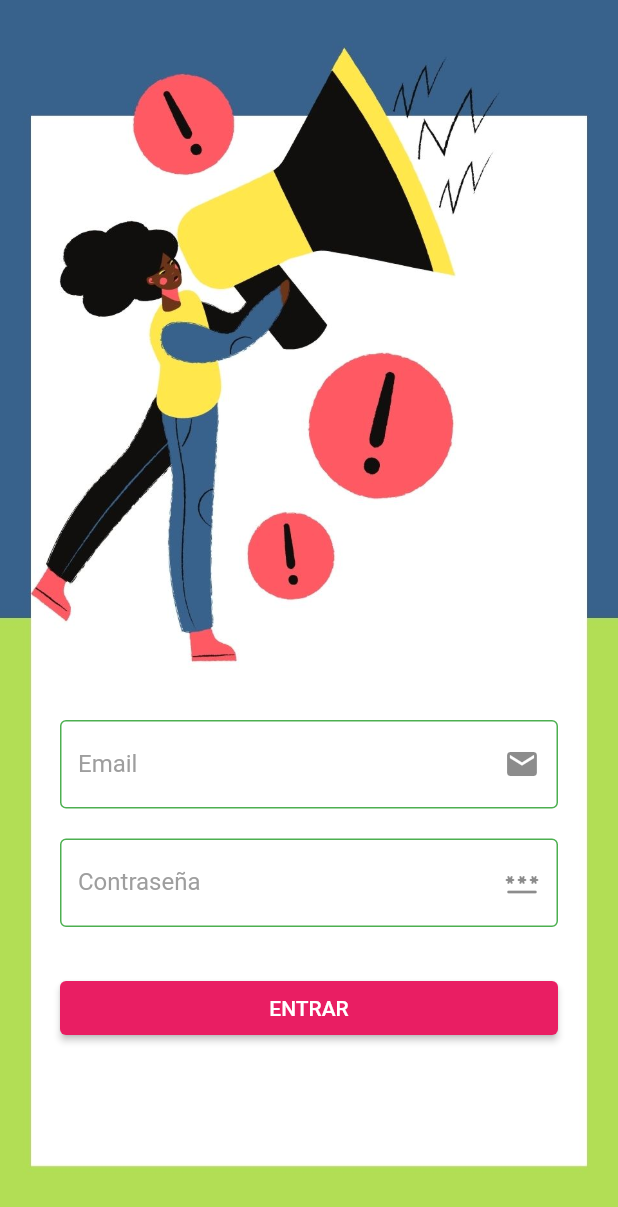
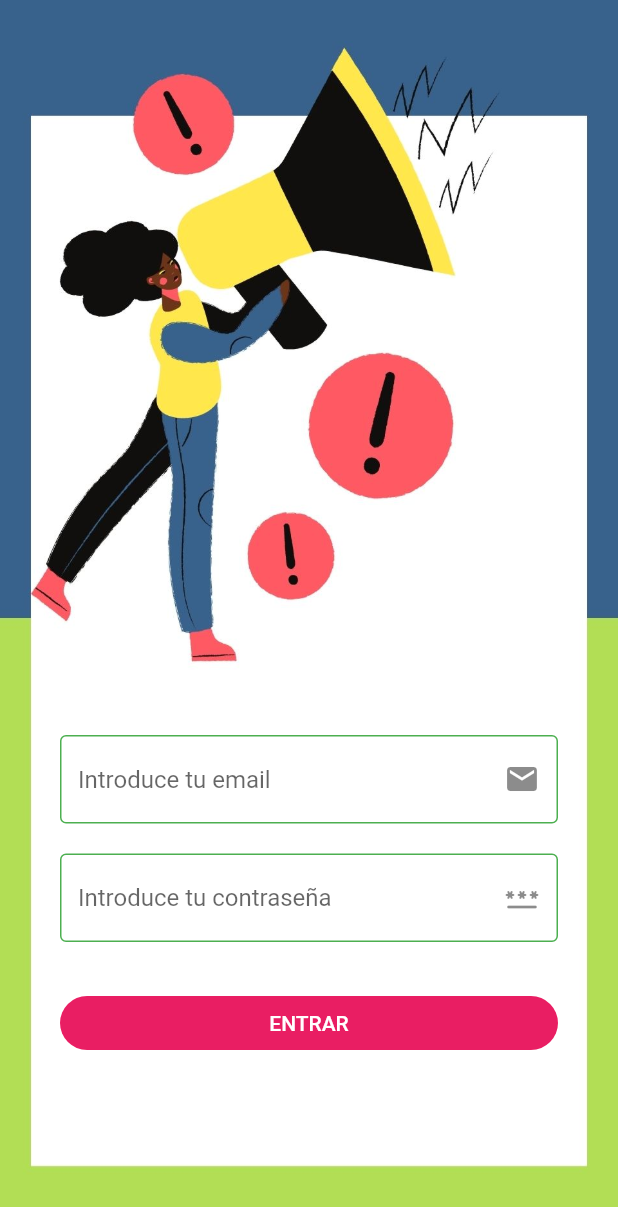
Before and after one commit to Lauliett/loggin_flutter, a Flutter app: the screen it shows after launch, on a phone screen of 412 x 824 dp. Shown: the top 1207 px of the screen. Run offline on Flutter 3.47's test engine with Material 2 defaults, Android fonts, the phone set to English and light mode, and no system bars.

Commit message:
refactorizacion del codigo bien!. Tema. Extraccion de widget para uso construido del construido en clase. Guarda valores formulario

```diff
--- a/lib/main.dart
+++ b/lib/main.dart
@@ -1,5 +1,6 @@
 import 'package:flutter/material.dart';
 import 'package:loggin_flutter/screens/screens.dart';
+import 'package:loggin_flutter/themes/app_theme.dart';
 
 void main() => runApp(const MyApp());
 
@@ -11,10 +12,11 @@ class MyApp extends StatelessWidget {
     return  MaterialApp(
       debugShowCheckedModeBanner: false,
       title: 'Login firebase',
+      theme: AppTheme.lightTheme,
       initialRoute: 'login',
       routes: {
-        'login' : ( BuildContext context ) =>  const LoginScreen(),
-        'home' : ( BuildContext context ) =>  HomeScreen(),
+        'login' : ( BuildContext context ) =>  LoginScreen(),
+        'home' : ( BuildContext context ) =>  const HomeScreen(),
       },
     );
   }
--- a/lib/screens/login_screen.dart
+++ b/lib/screens/login_screen.dart
@@ -1,7 +1,16 @@
 import 'package:flutter/material.dart';
+import 'package:loggin_flutter/widgets/custom_input.dart';
 
 class LoginScreen extends StatelessWidget {
-  const LoginScreen({Key? key}) : super(key: key);
+
+  final GlobalKey<FormState> myFormKey = GlobalKey<FormState>();
+
+  final Map<String, String> formvalues = {
+    'email'  : '',
+  };
+
+  LoginScreen({Key? key}) : super(key: key);
+
 
   @override
   Widget build(BuildContext context) {
@@ -21,37 +30,13 @@ class LoginScreen extends StatelessWidget {
                       color: Colors.white,
                       child: Column(
                         children: [
-                          TextFormField(
-                            keyboardType: TextInputType.emailAddress,
-                            decoration: const InputDecoration(
-                              labelText: "Email",
-                              hintText: "Introduce tu email",
-                              enabledBorder: OutlineInputBorder(
-                                  borderSide: BorderSide(color: Colors.green)),
-                              focusedBorder: OutlineInputBorder(
-                                borderSide: BorderSide(color: Colors.pink),
-                              ),
-                              labelStyle: TextStyle(color: Colors.grey),
-                              suffixIcon: Icon(Icons.email),
-                            ),
-                          ),
-                          const SizedBox(
-                            height: 20,
-                          ),
-                          TextFormField(
-                            obscureText: true,
-                            decoration: const InputDecoration(
-                              labelText: "Contraseña",
-                              hintText: "Introduce tu contraseña",
-                              enabledBorder: OutlineInputBorder(
-                                  borderSide: BorderSide(color: Colors.green)),
-                              focusedBorder: OutlineInputBorder(
-                                borderSide: BorderSide(color: Colors.pink),
-                              ),
-                              labelStyle: TextStyle(color: Colors.grey),
-                              suffixIcon: Icon(Icons.password_rounded),
-                            ),
-                          ),
+                          const SizedBox(height: 10,),
+                          CustomInputField(formPropierty: 'email', formValues: formvalues, hintText: "Introduce tu email", suffixicon: Icons.email,),
+
+                          const SizedBox(height: 20,),
+
+                          CustomInputField(formPropierty: 'Contraseña', formValues: formvalues, hintText: "Introduce tu contraseña", suffixicon: Icons.password_rounded, obscureText: true,),
+
                           const SizedBox(
                             height: 30,
                           ),
@@ -61,10 +46,6 @@ class LoginScreen extends StatelessWidget {
                             },
                             child: const Center(
                               child: Text('ENTRAR'),
-                            ),
-                            style: ButtonStyle(
-                              backgroundColor:
-                                  MaterialStateProperty.all<Color>(Colors.pink),
                             ),
                           )
                         ],
--- /dev/null
+++ b/lib/themes/app_theme.dart
@@ -0,0 +1,39 @@
+import 'dart:ui';
+import 'package:flutter/material.dart';
+
+class AppTheme {
+  static const Color action = Colors.pink;
+  static const Color decoration = Colors.green;
+  static const Color neutro = Colors.grey;
+
+  static final ThemeData lightTheme = ThemeData.light().copyWith(
+    primaryColor: decoration,
+
+    appBarTheme: const AppBarTheme(
+      elevation: 0,
+      backgroundColor: decoration,
+    ),
+
+    elevatedButtonTheme: ElevatedButtonThemeData(
+      style: ElevatedButton.styleFrom(
+        primary: action,
+        elevation: 0,
+        shape: const StadiumBorder()
+      )
+    ),
+
+    inputDecorationTheme:  const InputDecorationTheme(
+
+      floatingLabelStyle: TextStyle(color: neutro),
+
+      enabledBorder: OutlineInputBorder(
+        borderSide: BorderSide(color: Colors.green)),
+
+      focusedBorder: OutlineInputBorder(
+        borderSide: BorderSide(color: Colors.pink),
+      ),
+    ),
+
+    iconTheme: const IconThemeData(color: neutro),
+  );
+}
--- /dev/null
+++ b/lib/widgets/custom_input.dart
@@ -0,0 +1,60 @@
+import 'package:flutter/material.dart';
+
+
+class CustomInputField extends StatelessWidget {
+
+  final String? hintText;
+  final String? labelText;
+  final String? helperText;
+  final IconData? icon;
+  final IconData? suffixicon;
+  final TextInputType? keyboardType;
+  final bool obscureText;
+
+
+  final String formPropierty;
+
+  final Map<String,String> formValues;
+
+
+  const CustomInputField({
+    Key? key,
+    this.hintText,
+    this.labelText,
+    this.helperText,
+    this.icon,
+    this.suffixicon,
+    this.keyboardType,
+    this.obscureText = false,
+    required this.formPropierty,
+    required this.formValues,
+  }) : super(key: key);
+
+  @override
+  Widget build(BuildContext context) {
+    return TextFormField(
+      autofocus: false,
+      obscureText: obscureText,
+      keyboardType: keyboardType,
+      textCapitalization: TextCapitalization.words,
+      //onChanged sirve para capturar el valor que introducimos
+      onChanged: ( valor ) => formValues[formPropierty] = valor,
+      validator: ( valor ) {
+        if ( valor == null ) return 'Este campo es requerido';
+        return valor.length < 3
+        ? 'Mínimo de tres letras'
+        : null;
+      },
+
+      autovalidateMode: AutovalidateMode.onUserInteraction,
+      decoration: InputDecoration(
+        hintText: hintText,
+        labelText: labelText,
+        helperText: helperText,
+
+        suffixIcon: Icon( suffixicon ),
+        icon: icon == null ? null : Icon (icon),
+      ),
+    );
+  }
+}
```
